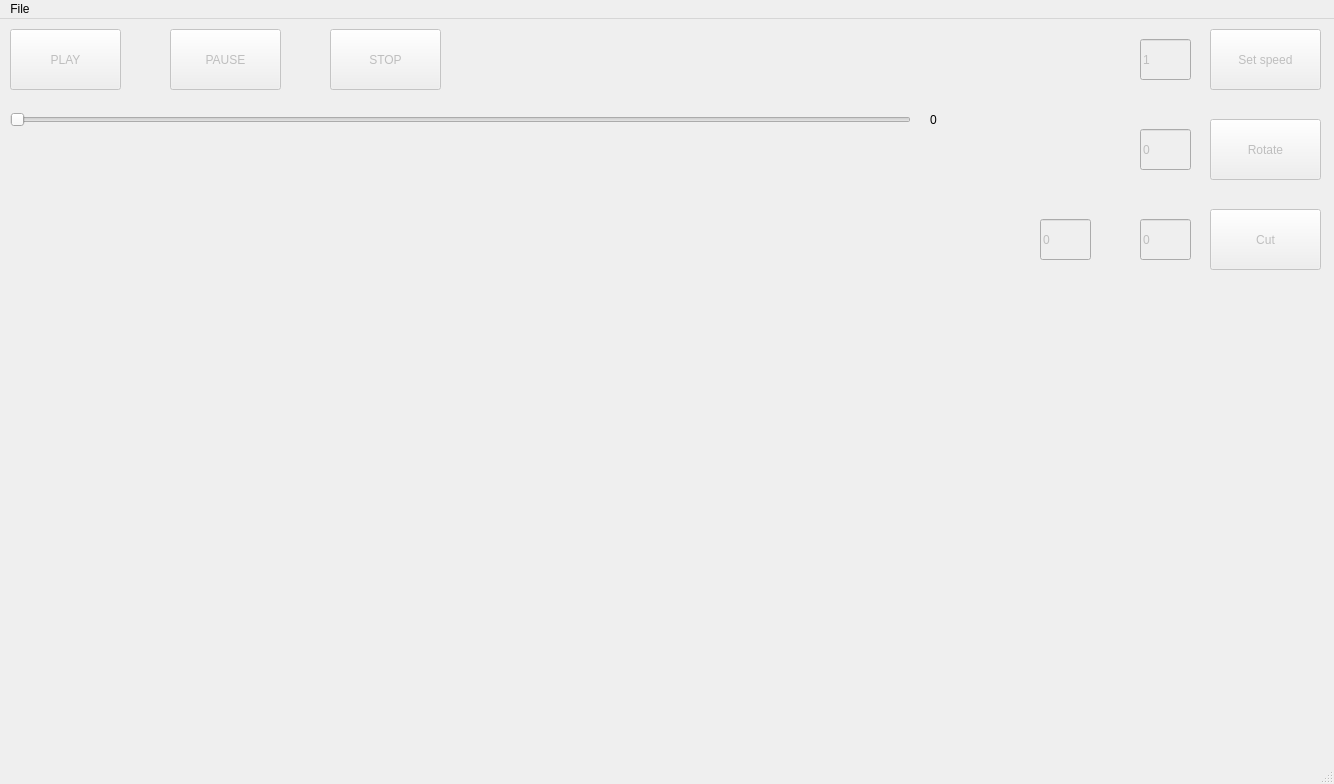
Old version of the form video_converter/mainwindow.ui in the repository faddeyca/video-converter.
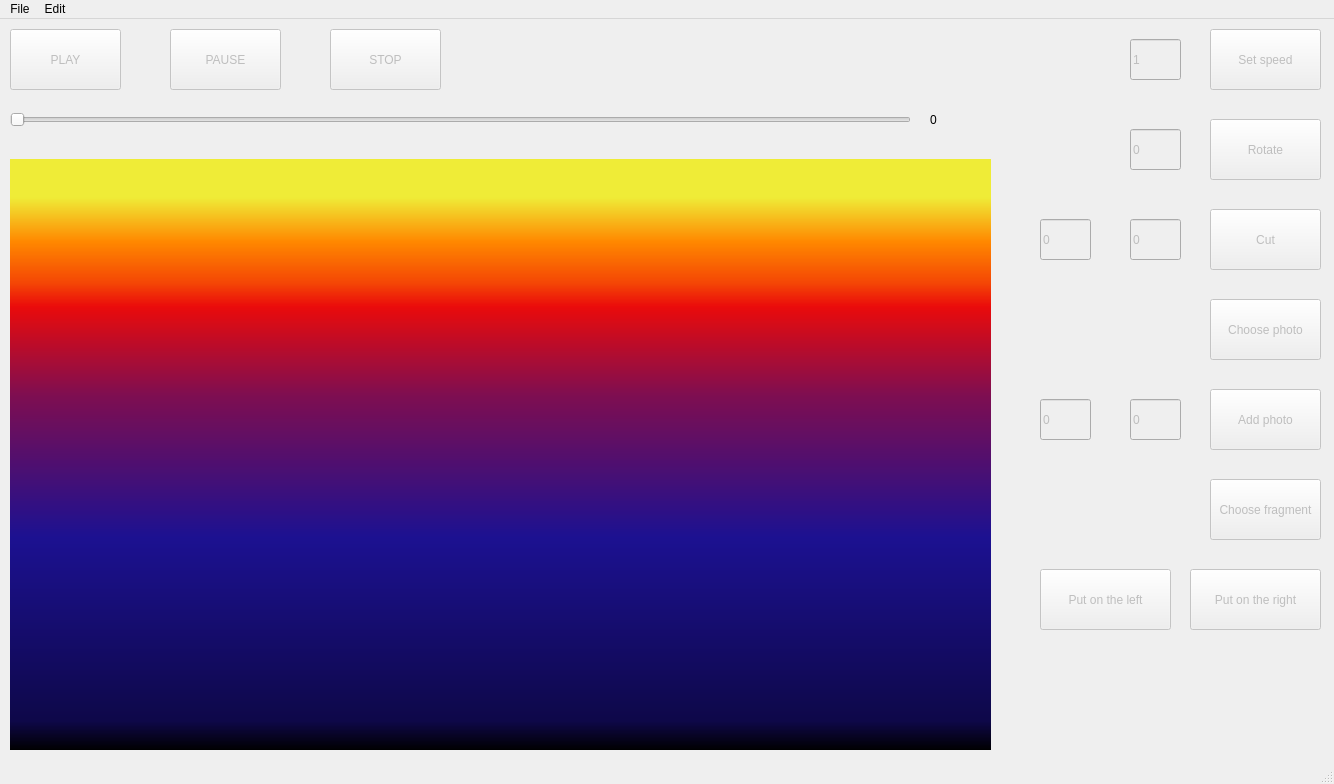
New version of the form.

The edit to the form file:
```diff
--- a/video_converter/mainwindow.ui
+++ b/video_converter/mainwindow.ui
@@ -23,6 +23,9 @@
       <height>591</height>
      </rect>
     </property>
+    <property name="styleSheet">
+     <string notr="true">background-color: qlineargradient(spread:pad, x1:0, y1:1, x2:0, y2:0, stop:0 rgba(0, 0, 0, 255), stop:0.05 rgba(14, 8, 73, 255), stop:0.36 rgba(28, 17, 145, 255), stop:0.6 rgba(126, 14, 81, 255), stop:0.75 rgba(234, 11, 11, 255), stop:0.79 rgba(244, 70, 5, 255), stop:0.86 rgba(255, 136, 0, 255), stop:0.935 rgba(239, 236, 55, 255));</string>
+    </property>
    </widget>
    <widget class="QPushButton" name="playButton">
     <property name="enabled">
@@ -94,7 +97,7 @@
     </property>
     <property name="geometry">
      <rect>
-      <x>1140</x>
+      <x>1130</x>
       <y>20</y>
       <width>51</width>
       <height>41</height>
@@ -126,7 +129,7 @@
     </property>
     <property name="geometry">
      <rect>
-      <x>1140</x>
+      <x>1130</x>
       <y>110</y>
       <width>51</width>
       <height>41</height>
@@ -184,7 +187,7 @@
     </property>
     <property name="geometry">
      <rect>
-      <x>1140</x>
+      <x>1130</x>
       <y>200</y>
       <width>51</width>
       <height>41</height>
@@ -210,6 +213,144 @@
      <string>Cut</string>
     </property>
    </widget>
+   <widget class="QPushButton" name="photoChooseButton">
+    <property name="enabled">
+     <bool>false</bool>
+    </property>
+    <property name="geometry">
+     <rect>
+      <x>1210</x>
+      <y>280</y>
+      <width>111</width>
+      <height>61</height>
+     </rect>
+    </property>
+    <property name="text">
+     <string>Choose photo</string>
+    </property>
+   </widget>
+   <widget class="QLineEdit" name="photoLeftBorder">
+    <property name="enabled">
+     <bool>false</bool>
+    </property>
+    <property name="geometry">
+     <rect>
+      <x>1040</x>
+      <y>380</y>
+      <width>51</width>
+      <height>41</height>
+     </rect>
+    </property>
+    <property name="text">
+     <string>0</string>
+    </property>
+   </widget>
+   <widget class="QLineEdit" name="photoRightBorder">
+    <property name="enabled">
+     <bool>false</bool>
+    </property>
+    <property name="geometry">
+     <rect>
+      <x>1130</x>
+      <y>380</y>
+      <width>51</width>
+      <height>41</height>
+     </rect>
+    </property>
+    <property name="text">
+     <string>0</string>
+    </property>
+   </widget>
+   <widget class="QLabel" name="photoLabel">
+    <property name="geometry">
+     <rect>
+      <x>1040</x>
+      <y>290</y>
+      <width>141</width>
+      <height>41</height>
+     </rect>
+    </property>
+    <property name="text">
+     <string/>
+    </property>
+   </widget>
+   <widget class="QPushButton" name="addPhotoButton">
+    <property name="enabled">
+     <bool>false</bool>
+    </property>
+    <property name="geometry">
+     <rect>
+      <x>1210</x>
+      <y>370</y>
+      <width>111</width>
+      <height>61</height>
+     </rect>
+    </property>
+    <property name="text">
+     <string>Add photo</string>
+    </property>
+   </widget>
+   <widget class="QLabel" name="fragmentLabel">
+    <property name="geometry">
+     <rect>
+      <x>1040</x>
+      <y>470</y>
+      <width>141</width>
+      <height>41</height>
+     </rect>
+    </property>
+    <property name="text">
+     <string/>
+    </property>
+   </widget>
+   <widget class="QPushButton" name="chooseFragmentButton">
+    <property name="enabled">
+     <bool>false</bool>
+    </property>
+    <property name="geometry">
+     <rect>
+      <x>1210</x>
+      <y>460</y>
+      <width>111</width>
+      <height>61</height>
+     </rect>
+    </property>
+    <property name="text">
+     <string>Choose fragment</string>
+    </property>
+   </widget>
+   <widget class="QPushButton" name="putFragmentOnLeftButton">
+    <property name="enabled">
+     <bool>false</bool>
+    </property>
+    <property name="geometry">
+     <rect>
+      <x>1040</x>
+      <y>550</y>
+      <width>131</width>
+      <height>61</height>
+     </rect>
+    </property>
+    <property name="text">
+     <string>Put on the left</string>
+    </property>
+   </widget>
+   <widget class="QPushButton" name="putFragmentOnRightButton">
+    <property name="enabled">
+     <bool>false</bool>
+    </property>
+    <property name="geometry">
+     <rect>
+      <x>1190</x>
+      <y>550</y>
+      <width>131</width>
+      <height>61</height>
+     </rect>
+    </property>
+    <property name="text">
+     <string>Put on the right</string>
+    </property>
+   </widget>
   </widget>
   <widget class="QMenuBar" name="menubar">
    <property name="geometry">
@@ -227,7 +368,15 @@
     <addaction name="actionNew_video"/>
     <addaction name="actionSave"/>
    </widget>
+   <widget class="QMenu" name="menuEdit">
+    <property name="title">
+     <string>Edit</string>
+    </property>
+    <addaction name="actionUndo"/>
+    <addaction name="actionRedo"/>
+   </widget>
    <addaction name="menuFile"/>
+   <addaction name="menuEdit"/>
   </widget>
   <widget class="QStatusBar" name="statusbar"/>
   <action name="actionNew_video">
```
Left out of the diff: 16 changed lines with no effect on the pictures.
